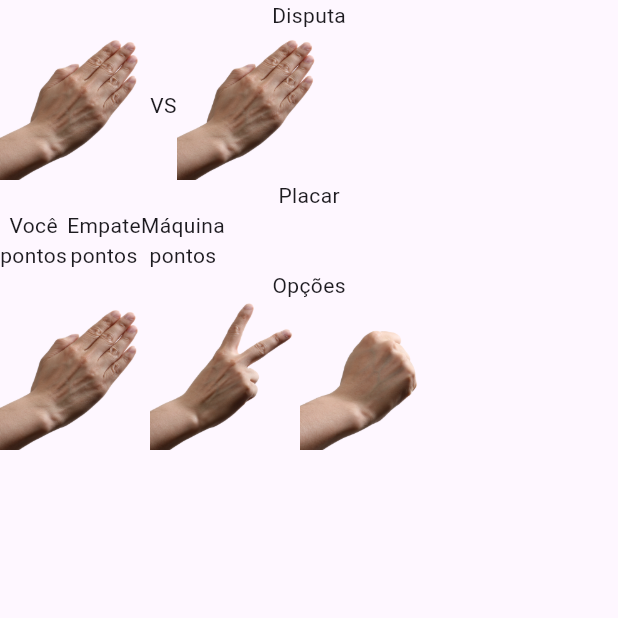
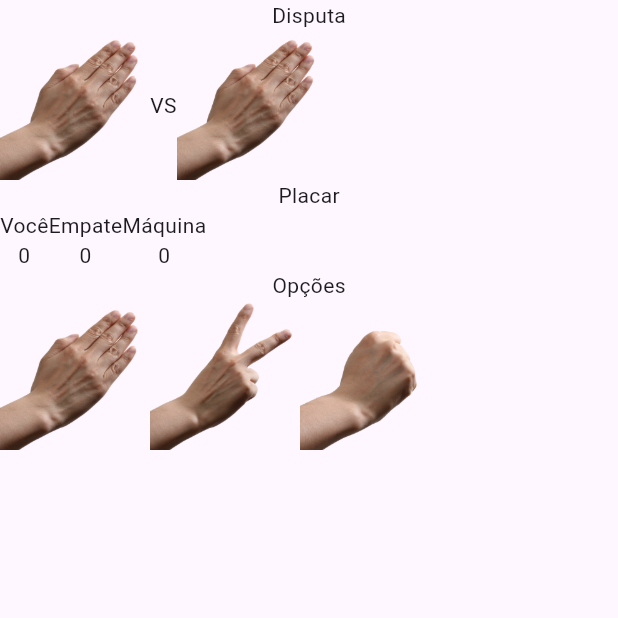
Before and after one commit to eduardo-evaristo/jokenpo, a Flutter app: the screen it shows after launch, on a phone screen of 412 x 824 dp, the top half of it. Run offline on Flutter 3.47's test engine with Material 3 defaults, Android fonts, the phone set to English and light mode, and no system bars.

```diff
--- a/lib/main.dart
+++ b/lib/main.dart
@@ -21,6 +21,9 @@ class _MainAppState extends State<MainApp> {
   final String assetPath = 'assets/images';
   int _currentUserOption = 1;
   int _currentCpuOption = 1;
+  int _userScore = 0;
+  int _cpuScore = 0;
+  int _ties = 0;
 
   void _cpuSelectsOption() {
     setState(() {
@@ -37,6 +40,22 @@ class _MainAppState extends State<MainApp> {
   void play(int userOption) {
     _userSelectsOption(userOption);
     _cpuSelectsOption();
+    _evaluate();
+  }
+
+  void _evaluate() {
+    if ((_currentUserOption == 1 && // Paper beats Rock
+            _currentCpuOption == 3) ||
+        (_currentUserOption == 2 &&
+            _currentCpuOption == 1) || // Scissors beats Paper
+        (_currentUserOption == 3 && _currentCpuOption == 2)) {
+      // Rock beats Scissors
+      _userScore++;
+    } else if (_currentUserOption == _currentCpuOption) {
+      _ties++;
+    } else {
+      _cpuScore++;
+    }
   }
 
   @override
@@ -64,9 +83,9 @@ class _MainAppState extends State<MainApp> {
             Text('Placar'),
             Row(
               children: <Widget>[
-                PlacarColumn(text: 'Você'),
-                PlacarColumn(text: 'Empate'),
-                PlacarColumn(text: 'Máquina'),
+                PlacarColumn(text: 'Você', score: _userScore),
+                PlacarColumn(text: 'Empate', score: _ties),
+                PlacarColumn(text: 'Máquina', score: _cpuScore),
               ],
             ),
             Text('Opções'),
--- a/lib/placar_column.dart
+++ b/lib/placar_column.dart
@@ -1,13 +1,14 @@
 import 'package:flutter/material.dart';
 
 class PlacarColumn extends StatelessWidget {
-  const PlacarColumn({super.key, required this.text});
+  const PlacarColumn({super.key, required this.text, required this.score});
   final String text;
+  final int score;
 
   @override
   Widget build(BuildContext context) {
     return Column(
-      children: <Widget>[Text(text), Container(child: Text('pontos'))],
+      children: <Widget>[Text(text), Container(child: Text(score.toString()))],
     );
   }
 }
```
